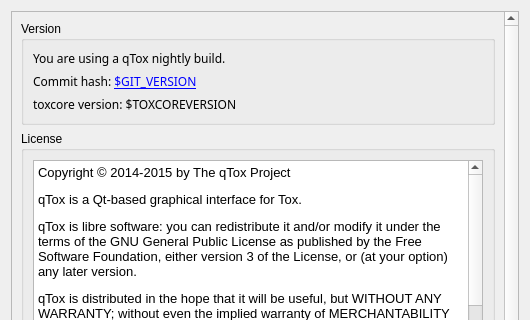
This is src/widget/form/settings/aboutsettings.ui in qTox/qTox as Qt 5 draws it before an edit; both pictures show x 0 to 530 and y 0 to 320 of the 530 by 476 pixel window. The edited form follows.
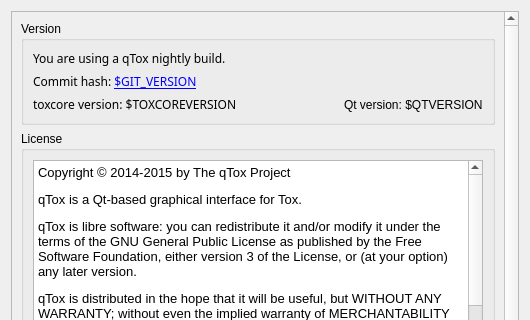
This is the edited form. Custom widgets are drawn as their Qt base class.

Commit message: Show compiletime Qt version in aboutsettings

Patch:
```diff
--- a/src/widget/form/settings/aboutsettings.ui
+++ b/src/widget/form/settings/aboutsettings.ui
@@ -134,6 +134,13 @@
             </property>
            </widget>
           </item>
+          <item row="2" column="1">
+           <widget class="QLabel" name="qtVersion">
+            <property name="text">
+             <string>Qt version: $QTVERSION</string>
+            </property>
+           </widget>
+          </item>
          </layout>
         </widget>
        </item>
```
Left out of the diff: 54 changed lines with no effect on the pictures. The commit also changes 1 other file.
